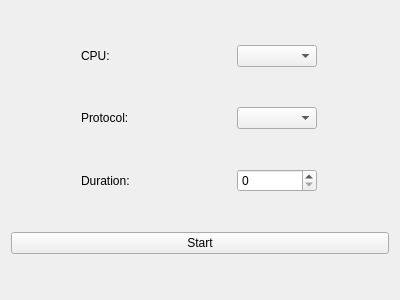
Qt form gui/forms/profilerflamewidget.ui (OSLL/Linux_FreeBSD_networking_perf) before a commit.
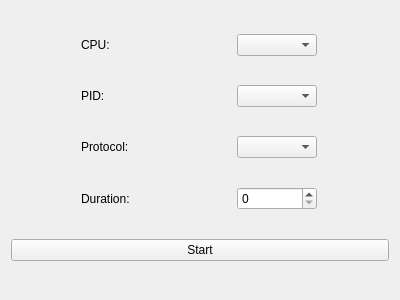
The same form after that commit.

The edit to the form file:
```diff
--- a/gui/forms/profilerflamewidget.ui
+++ b/gui/forms/profilerflamewidget.ui
@@ -49,6 +49,39 @@
        </item>
       </layout>
      </item>
+     <item>
+      <layout class="QHBoxLayout" name="PIDLayout">
+       <item>
+        <widget class="QLabel" name="PIDLabel">
+         <property name="minimumSize">
+          <size>
+           <width>80</width>
+           <height>0</height>
+          </size>
+         </property>
+         <property name="maximumSize">
+          <size>
+           <width>80</width>
+           <height>16777215</height>
+          </size>
+         </property>
+         <property name="text">
+          <string>PID:</string>
+         </property>
+        </widget>
+       </item>
+       <item>
+        <widget class="QComboBox" name="PIDComboBox">
+         <property name="maximumSize">
+          <size>
+           <width>80</width>
+           <height>16777215</height>
+          </size>
+         </property>
+        </widget>
+       </item>
+      </layout>
+     </item>
      <item>
       <layout class="QHBoxLayout" name="protocolLayout">
        <item>
```
